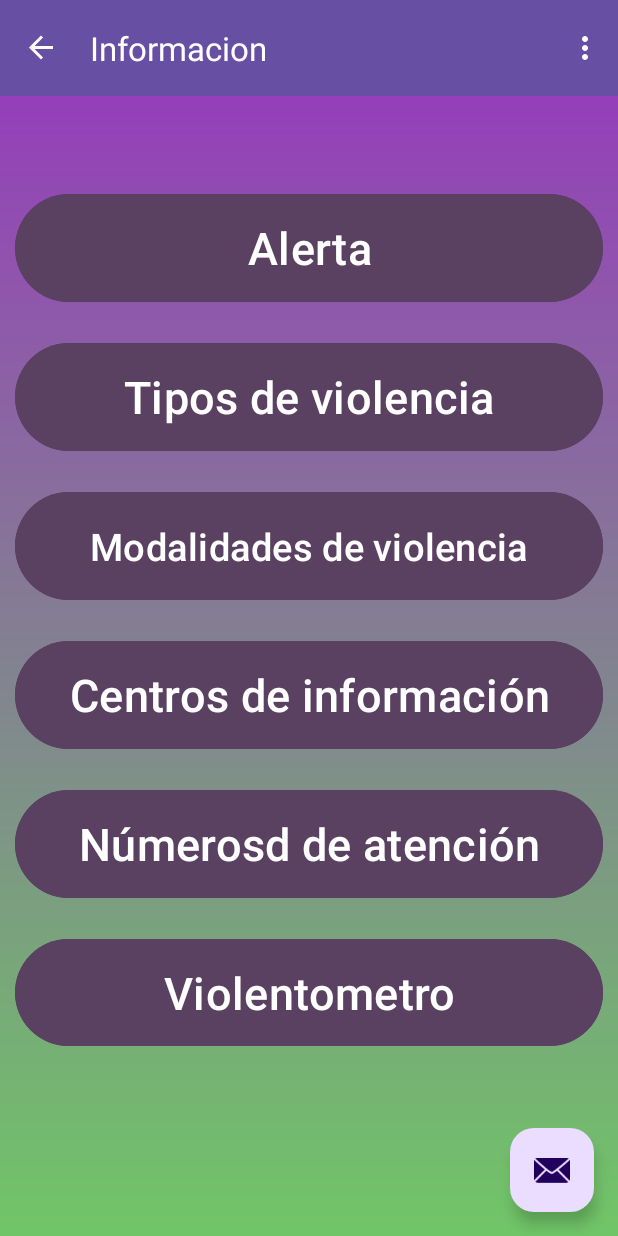
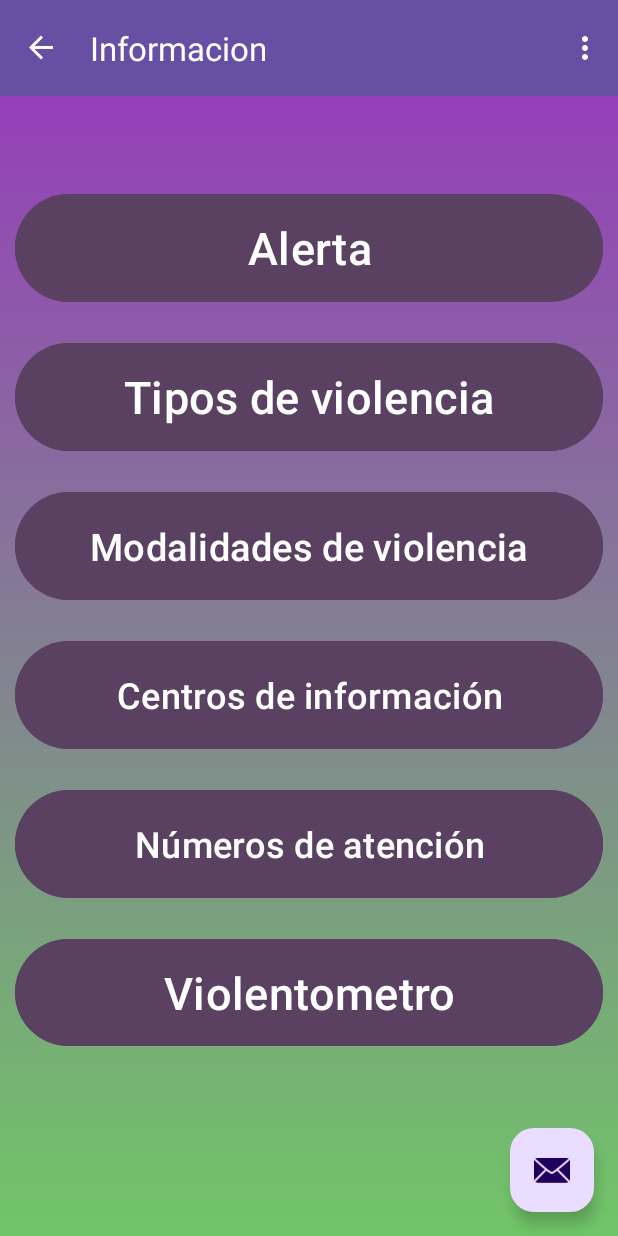
Before and after one commit to hassansabag81/AppProyectoFinal, an Android app: the MenuActivity2 screen opened directly, with no data from a screen before it, in the side drawer, after a tap on "Informacion", on a phone screen of 412 x 824 dp. Run offline under Robolectric (Android 15) with nearby library versions, the phone set to English and light mode, and no system bars; our stand-ins replace navigation-ui; Roboto replaces fonts that are not available here.

Commit message:
Ruta a Violentrometro

```diff
--- a/app/src/main/java/com/example/appproyectofinal/ui/infromacion/InformacionFragment.java
+++ b/app/src/main/java/com/example/appproyectofinal/ui/infromacion/InformacionFragment.java
@@ -7,6 +7,9 @@ import android.view.ViewGroup;
 import androidx.annotation.NonNull;
 import androidx.annotation.Nullable;
 import androidx.fragment.app.Fragment;
+import androidx.navigation.Navigation;
+
+import com.example.appproyectofinal.R;
 import com.example.appproyectofinal.databinding.FragmentInformacionBinding;
 
 public class InformacionFragment extends Fragment {
@@ -23,6 +26,11 @@ public class InformacionFragment extends Fragment {
                              @Nullable ViewGroup container,
                              @Nullable Bundle savedInstanceState) {
         binding = FragmentInformacionBinding.inflate(inflater, container, false);
+
+        binding.violentometroButton.setOnClickListener(v ->
+                Navigation.findNavController(v).navigate(R.id.action_informacion_to_violentometro2)
+        );
+
         return binding.getRoot();
     }
 
--- a/app/src/main/res/layout/fragment_informacion.xml
+++ b/app/src/main/res/layout/fragment_informacion.xml
@@ -18,6 +18,7 @@
         android:layout_marginRight="10dp"
         android:backgroundTint="#5A4162"
         android:text="Alerta"
+        android:textColor="#FFFFFF"
         android:textSize="30sp" />
 
 
@@ -35,6 +36,7 @@
         android:layout_marginRight="10dp"
         android:backgroundTint="#5A4162"
         android:text="Tipos de violencia"
+        android:textColor="#FFFFFF"
         android:textSize="30sp" />
 
 
@@ -52,6 +54,7 @@
         android:layout_marginRight="10dp"
         android:backgroundTint="#5A4162"
         android:text="Modalidades de violencia"
+        android:textColor="#FFFFFF"
         android:textSize="25sp" />
 
 
@@ -69,7 +72,8 @@
         android:layout_marginRight="10dp"
         android:backgroundTint="#5A4162"
         android:text="Centros de información"
-        android:textSize="30sp" />
+        android:textColor="#FFFFFF"
+        android:textSize="24sp" />
 
 
     <View
@@ -84,8 +88,9 @@
         android:layout_marginLeft="10dp"
         android:layout_marginRight="10dp"
         android:backgroundTint="#5A4162"
-        android:text="Númerosd de atención"
-        android:textSize="30sp" />
+        android:text="Números de atención"
+        android:textColor="#FFFFFF"
+        android:textSize="24sp" />
 
 
     <View
@@ -101,6 +106,7 @@
         android:layout_marginRight="10dp"
         android:backgroundTint="#5A4162"
         android:text="Violentometro"
+        android:textColor="#FFFFFF"
         android:textSize="30sp" />
 
 
--- a/app/src/main/res/navigation/mobile_navigation.xml
+++ b/app/src/main/res/navigation/mobile_navigation.xml
@@ -18,7 +18,11 @@
     <fragment
         android:id="@+id/informacion"
         android:name="com.example.appproyectofinal.ui.infromacion.InformacionFragment"
-        android:label="Informacion" />
+        android:label="Informacion" >
+        <action
+            android:id="@+id/action_informacion_to_violentometro2"
+            app:destination="@id/violentometro" />
+    </fragment>
     <fragment
         android:id="@+id/configuracion"
         android:name="com.example.appproyectofinal.ui.configuracion.ConfiguracionFragment"
```
